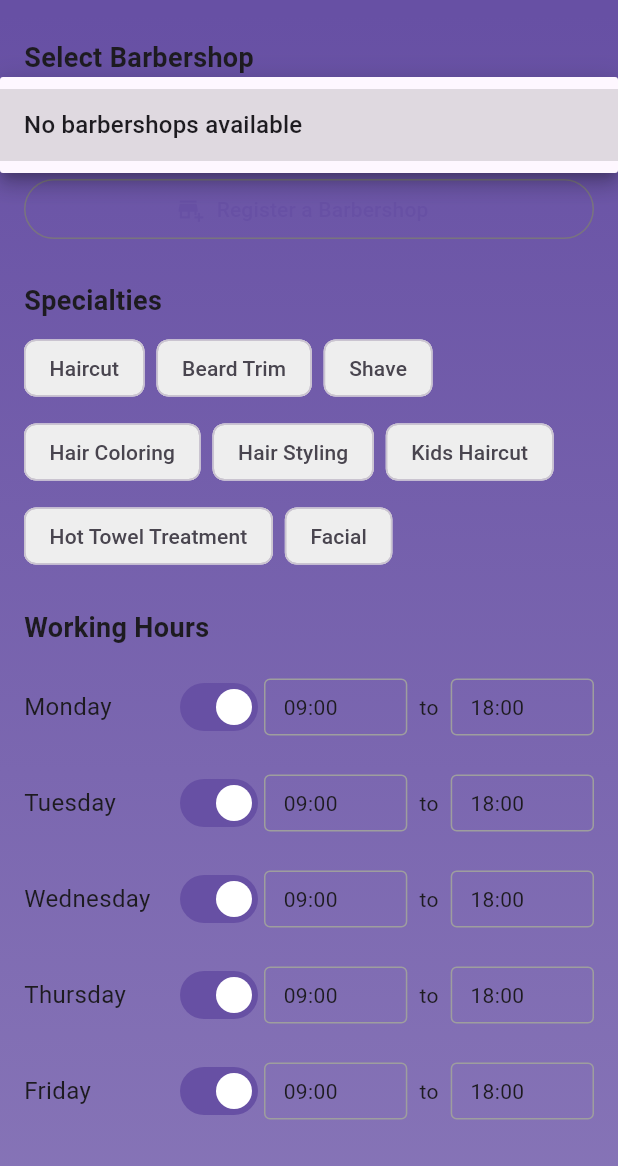
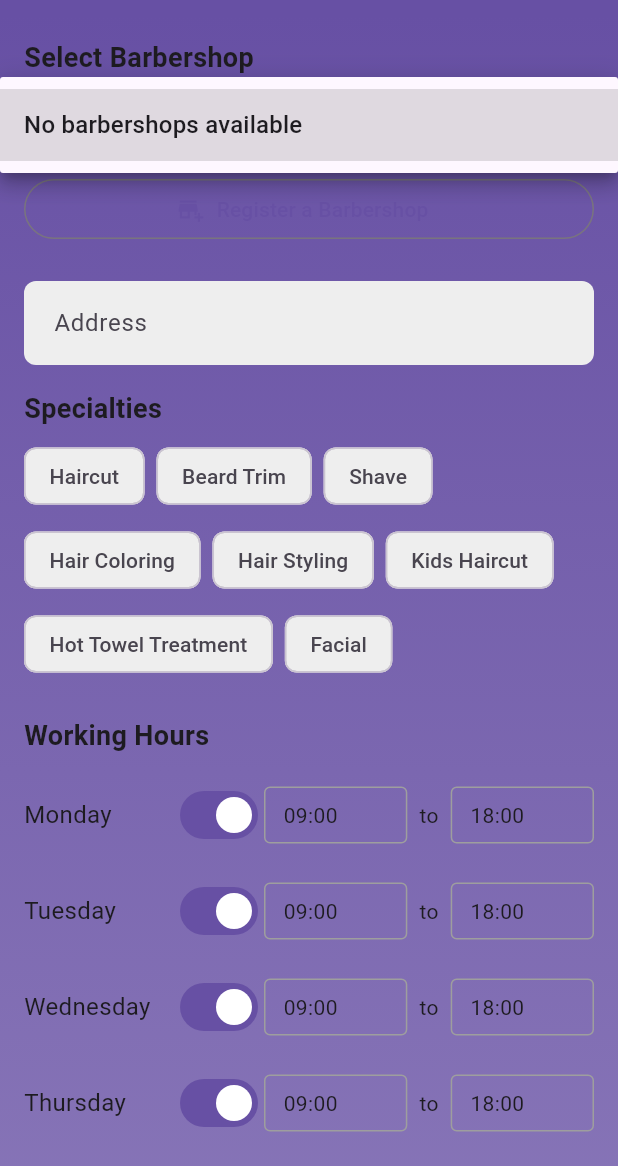
Before and after one commit to dxavsoul/barberdule, a Flutter app: the RegisterBarberScreen screen opened by its route, scrolled down 576 dp, after a tap on "Select a barbershop", on a phone screen of 412 x 824 dp, the part 70-1236 px from its top. Run offline on Flutter 3.47's test engine with Material 3 defaults, Android fonts, the phone set to English and light mode, and no system bars; our stand-ins replace cloud_firestore, equatable, firebase_auth, firebase_core, flutter_bloc, geolocator and 1 more; accounts and stored records are empty.

Commit message:
Add address field to barber registration and update location handling

```diff
--- a/lib/presentation/screens/registration/register_barber_screen.dart
+++ b/lib/presentation/screens/registration/register_barber_screen.dart
@@ -1,3 +1,5 @@
+import 'package:barberdule/data/models/barbershop.dart';
+import 'package:cloud_firestore/cloud_firestore.dart';
 import 'package:flutter/material.dart';
 import 'package:flutter_bloc/flutter_bloc.dart';
 import 'package:firebase_auth/firebase_auth.dart';
@@ -30,13 +32,16 @@ class _RegisterBarberScreenState extends State<RegisterBarberScreen> {
   final _emailController = TextEditingController();
   final _passwordController = TextEditingController();
   final _confirmPasswordController = TextEditingController();
+  final _addressController = TextEditingController();
   final _bioController = TextEditingController();
   final _imageUrlController = TextEditingController();
 
   String? _selectedBarbershopId;
+  late Barbershop selectedBarbershop;
   List<String> _specialties = [];
   Map<String, dynamic> _workingHours = {};
   List<Map<String, dynamic>> _barbershops = [];
+  List<Barbershop> lstBarbershop = [];
   bool _isLoading = true;
   bool _obscurePassword = true;
   bool _obscureConfirmPassword = true;
@@ -59,7 +64,6 @@ class _RegisterBarberScreenState extends State<RegisterBarberScreen> {
     if (widget.barbershopId != null) {
       _selectedBarbershopId = widget.barbershopId;
     }
-    //_selectedBarbershopId = widget.barbershopId;
 
     // Initialize with default working hours
     _workingHours = {
@@ -103,6 +107,7 @@ class _RegisterBarberScreenState extends State<RegisterBarberScreen> {
             },
           )
           .toList();
+      lstBarbershop = barbershops.toList();
 
       // If no barbershops found, show a message
       if (_barbershops.isEmpty) {
@@ -140,9 +145,11 @@ class _RegisterBarberScreenState extends State<RegisterBarberScreen> {
     _nameController.dispose();
     _phoneController.dispose();
     _emailController.dispose();
+    _addressController.dispose();
     _passwordController.dispose();
     _confirmPasswordController.dispose();
     _bioController.dispose();
+
     _imageUrlController.dispose();
     super.dispose();
   }
@@ -224,19 +231,6 @@ class _RegisterBarberScreenState extends State<RegisterBarberScreen> {
                         crossAxisAlignment: CrossAxisAlignment.stretch,
                         children: [
                           const SizedBox(height: 16),
-                          // Center(
-                          //   child: Text(
-                          //     'Register as Barber',
-                          //     style: Theme.of(context)
-                          //         .textTheme
-                          //         .headlineMedium
-                          //         ?.copyWith(
-                          //       fontWeight: FontWeight.bold,
-                          //       color: Colors.white,
-                          //     ),
-                          //   ),
-                          // ),
-                          // Name
                           TextFormField(
                             controller: _nameController,
                             decoration: const InputDecoration(
@@ -412,6 +406,7 @@ class _RegisterBarberScreenState extends State<RegisterBarberScreen> {
                                 onChanged: (value) {
                                   setState(() {
                                     _selectedBarbershopId = value;
+                                    selectedBarbershop = lstBarbershop.firstWhere((element) => element.id == value);
                                   });
                                 },
                                 validator: (value) {
@@ -446,7 +441,20 @@ class _RegisterBarberScreenState extends State<RegisterBarberScreen> {
                               const SizedBox(height: 24),
                             ],
                           ],
-
+                          TextFormField(
+                            controller: _addressController,
+                            decoration: const InputDecoration(
+                              labelText: 'Address',
+                              border: OutlineInputBorder(),
+                            ),
+                            validator: (value) {
+                              if (value == null || value.isEmpty) {
+                                return 'Please enter address';
+                              }
+                              return null;
+                            },
+                          ),
+                          const SizedBox(height: 16,),
                           // Specialties
                           const Text(
                             'Specialties',
@@ -486,7 +494,6 @@ class _RegisterBarberScreenState extends State<RegisterBarberScreen> {
                             ),
                           ),
                           const SizedBox(height: 8),
-
                           WorkingHoursPicker(
                             workingHours: _workingHours,
                             onChanged: (hours) {
@@ -545,7 +552,7 @@ class _RegisterBarberScreenState extends State<RegisterBarberScreen> {
                                         );
                                         return;
                                       }
-
+                                      //var selectedBarbershop = lstBarbershop.firstWhere((element) => element.id == barbershopId);
                                       context
                                           .read<BarberRegistrationBloc>()
                                           .add(
@@ -556,6 +563,8 @@ class _RegisterBarberScreenState extends State<RegisterBarberScreen> {
                                               email: _emailController.text,
                                               password:
                                                   _passwordController.text,
+                                              address: _addressController.text,
+                                              location: GeoPoint(selectedBarbershop.longitude, selectedBarbershop.latitude),
                                               bio: _bioController.text,
                                               imageUrl: _imageUrlController
                                                       .text.isEmpty
```
